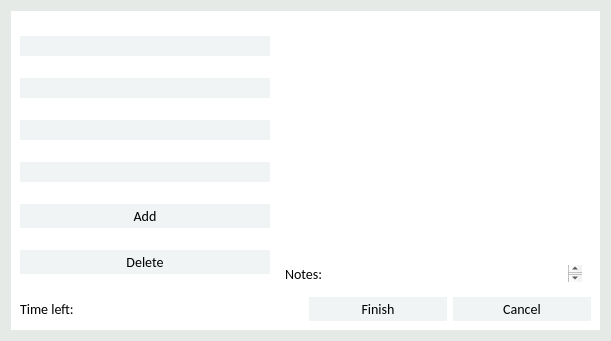
Old version of the form Source/Time-Track/clockoutform.ui in the repository joshuawootonn/time-track.
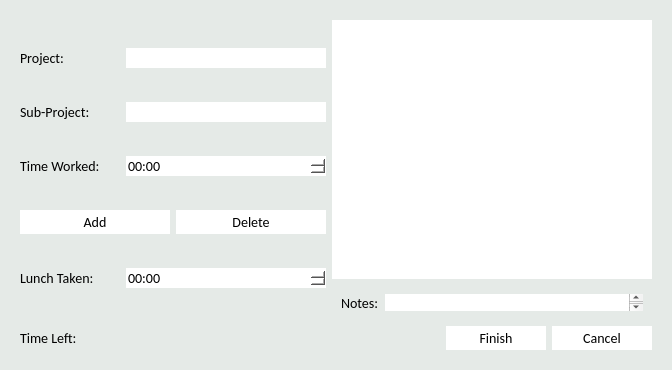
New version of the form.

Commit message: Debugged the Clockout and Shiftedit parts, Ready for a new release. This will be the first version of the Time Track and I will be rereleasing

Diff of the .ui file:
```diff
--- a/Source/Time-Track/clockoutform.ui
+++ b/Source/Time-Track/clockoutform.ui
@@ -6,8 +6,8 @@
    <rect>
     <x>0</x>
     <y>0</y>
-    <width>611</width>
-    <height>341</height>
+    <width>672</width>
+    <height>370</height>
    </rect>
   </property>
   <property name="font">
@@ -44,7 +44,7 @@
 padding:0px;
 }
 QWidget#bigwidger{
-background-color:#FFFFFF;
+background-color:#E5EAE7;
 border:none;
 }
 
@@ -61,7 +61,7 @@
 QPushButton{
 padding:3px;
 border:none;
-background-color:#F1F4F5;
+background-color:#FFFFFF;
 }
 QPushButton:hover:!pressed{
 background-color:#E4E9EB;
@@ -70,7 +70,7 @@
 
 QDateTimeEdit{
 border:none;
-background-color:#F1F4F5;
+background-color:#FFFFFF;
 }
 QDateEditTime:hover{
 border:none;
@@ -83,7 +83,7 @@
 
 QComboBox{
 border:none;
-background-color:#F1F4F5;
+background-color:#FFFFFF;
 }
 QComboBox:hover {
 background-color:#E4E9EB;
@@ -125,10 +125,37 @@
            <enum>QLayout::SetMinimumSize</enum>
           </property>
           <item>
+           <layout class="QHBoxLayout" name="horizontalLayout_4">
+            <item>
+             <widget class="QLabel" name="label_3">
+              <property name="sizePolicy">
+               <sizepolicy hsizetype="Fixed" vsizetype="Preferred">
+                <horstretch>0</horstretch>
+                <verstretch>0</verstretch>
+               </sizepolicy>
+              </property>
+              <property name="minimumSize">
+               <size>
+                <width>100</width>
+                <height>0</height>
+               </size>
+              </property>
+              <property name="text">
+               <string>Project:</string>
+              </property>
+             </widget>
+            </item>
+            <item>
            <widget class="QComboBox" name="Projects">
+              <property name="minimumSize">
+               <size>
+                <width>200</width>
+                <height>0</height>
+               </size>
+              </property>
             <property name="maximumSize">
              <size>
-              <width>250</width>
+                <width>200</width>
               <height>16777215</height>
              </size>
             </property>
@@ -137,34 +164,87 @@
             </property>
            </widget>
           </item>
+           </layout>
+          </item>
+          <item>
+           <layout class="QHBoxLayout" name="horizontalLayout_5">
+            <item>
+             <widget class="QLabel" name="label_4">
+              <property name="minimumSize">
+               <size>
+                <width>100</width>
+                <height>0</height>
+               </size>
+              </property>
+              <property name="text">
+               <string>Sub-Project:</string>
+              </property>
+             </widget>
+            </item>
           <item>
            <widget class="QComboBox" name="Items">
+              <property name="minimumSize">
+               <size>
+                <width>200</width>
+                <height>0</height>
+               </size>
+              </property>
             <property name="maximumSize">
              <size>
-              <width>250</width>
+                <width>200</width>
               <height>16777215</height>
              </size>
             </property>
            </widget>
           </item>
+           </layout>
+          </item>
           <item>
-           <widget class="QComboBox" name="Times">
+           <layout class="QHBoxLayout" name="horizontalLayout_6">
+            <item>
+             <widget class="QLabel" name="label_5">
+              <property name="minimumSize">
+               <size>
+                <width>100</width>
+                <height>0</height>
+               </size>
+              </property>
+              <property name="text">
+               <string>Time Worked:</string>
+              </property>
+             </widget>
+            </item>
+            <item>
+             <widget class="QTimeEdit" name="Times">
+              <property name="minimumSize">
+               <size>
+                <width>200</width>
+                <height>0</height>
+               </size>
+              </property>
             <property name="maximumSize">
              <size>
-              <width>250</width>
+                <width>200</width>
               <height>16777215</height>
              </size>
             </property>
-           </widget>
-          </item>
-          <item>
-           <widget class="QComboBox" name="Lunch"/>
+              <property name="currentSection">
+               <enum>QDateTimeEdit::HourSection</enum>
+              </property>
+              <property name="displayFormat">
+               <string>hh:mm</string>
+              </property>
+             </widget>
+            </item>
+           </layout>
           </item>
+          <item>
+           <layout class="QHBoxLayout" name="horizontalLayout_8">
           <item>
            <widget class="QPushButton" name="Add">
             <property name="minimumSize">
              <size>
-              <width>250</width>
+                <width>100</width>
               <height>0</height>
              </size>
             </property>
@@ -181,6 +261,12 @@
           </item>
           <item>
            <widget class="QPushButton" name="Delete">
+              <property name="minimumSize">
+               <size>
+                <width>100</width>
+                <height>0</height>
+               </size>
+              </property>
             <property name="maximumSize">
              <size>
               <width>250</width>
@@ -195,9 +281,53 @@
          </layout>
         </item>
         <item>
+           <layout class="QHBoxLayout" name="horizontalLayout_7">
+            <item>
+             <widget class="QLabel" name="label_6">
+              <property name="minimumSize">
+               <size>
+                <width>100</width>
+                <height>0</height>
+               </size>
+              </property>
+              <property name="text">
+               <string>Lunch Taken:</string>
+              </property>
+             </widget>
+            </item>
+            <item>
+             <widget class="QTimeEdit" name="Lunch">
+              <property name="minimumSize">
+               <size>
+                <width>200</width>
+                <height>0</height>
+               </size>
+              </property>
+              <property name="maximumSize">
+               <size>
+                <width>200</width>
+                <height>16777215</height>
+               </size>
+              </property>
+              <property name="displayFormat">
+               <string>hh:mm</string>
+              </property>
+             </widget>
+            </item>
+           </layout>
+          </item>
+         </layout>
+        </item>
+        <item>
          <layout class="QVBoxLayout" name="verticalLayout_3">
           <item>
            <widget class="QTableWidget" name="Sections">
+            <property name="minimumSize">
+             <size>
+              <width>316</width>
+              <height>0</height>
+             </size>
+            </property>
             <attribute name="verticalHeaderMinimumSectionSize">
              <number>30</number>
             </attribute>
@@ -247,7 +377,7 @@
         <item>
          <widget class="QLabel" name="label">
           <property name="text">
-           <string>Time left:</string>
+           <string>Time Left:</string>
           </property>
          </widget>
         </item>
@@ -258,8 +388,27 @@
           </property>
          </widget>
         </item>
+        <item>
+         <spacer name="horizontalSpacer">
+          <property name="orientation">
+           <enum>Qt::Horizontal</enum>
+          </property>
+          <property name="sizeHint" stdset="0">
+           <size>
+            <width>40</width>
+            <height>20</height>
+           </size>
+          </property>
+         </spacer>
+        </item>
         <item>
          <widget class="QPushButton" name="FinishedButton">
+          <property name="minimumSize">
+           <size>
+            <width>100</width>
+            <height>0</height>
+           </size>
+          </property>
           <property name="text">
            <string>Finish</string>
           </property>
@@ -267,6 +416,12 @@
         </item>
         <item>
          <widget class="QPushButton" name="CancelButton">
+          <property name="minimumSize">
+           <size>
+            <width>100</width>
+            <height>0</height>
+           </size>
+          </property>
           <property name="text">
            <string>Cancel</string>
           </property>
```
Lines whose indentation alone changed are shown as unchanged. The commit also changes 239 other files.
